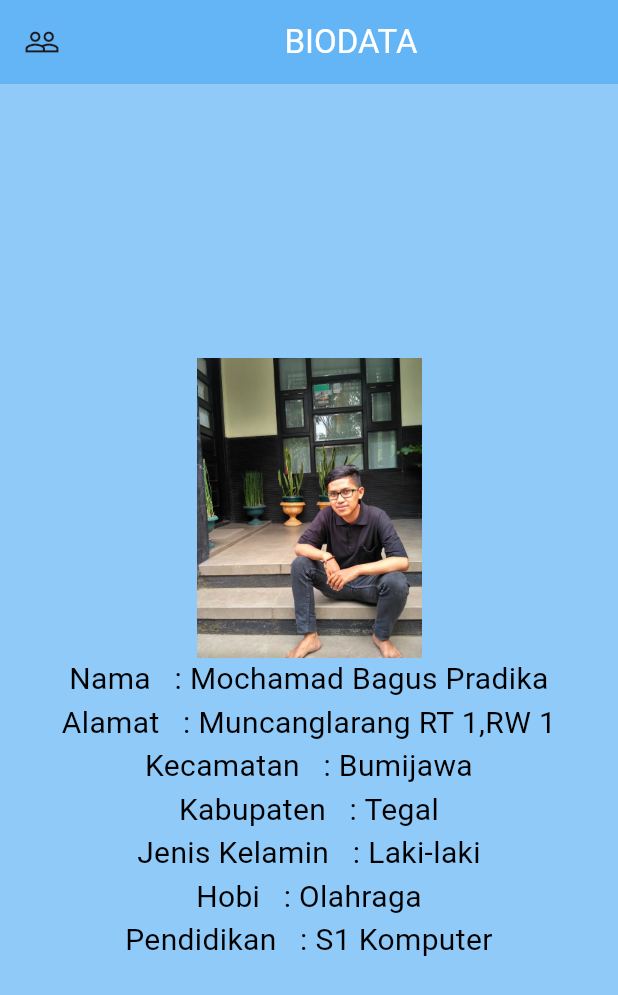
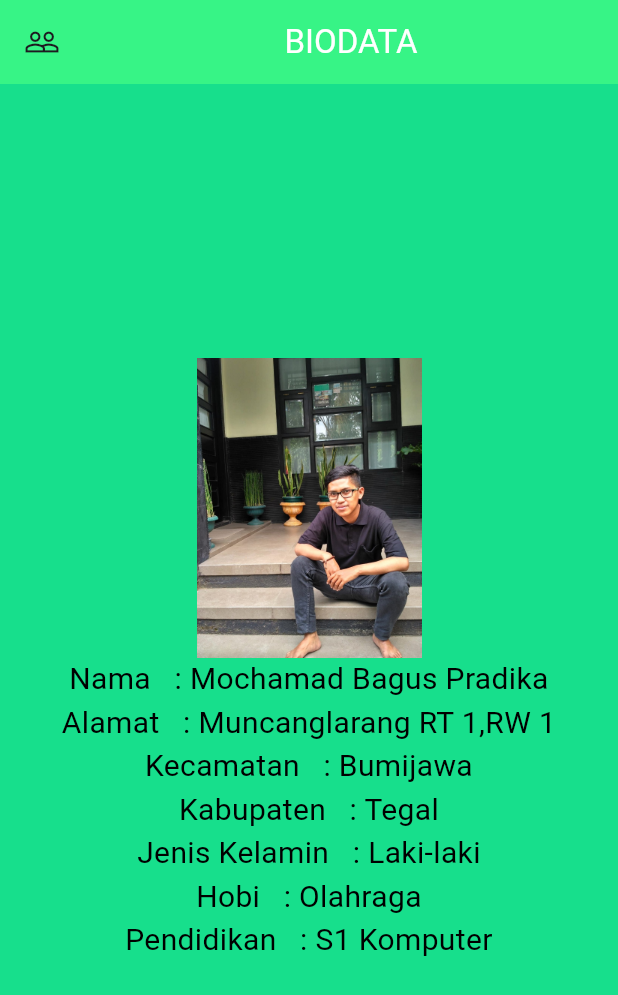
Before and after one commit to Mochamadbaguspradika/Projek-UTS-Biodata, a Flutter app: the screen it shows after launch, on a phone screen of 412 x 824 dp. Shown: the top 995 px of the screen. Run offline on Flutter 3.47's test engine with Material 3 defaults, Android fonts, the phone set to English and light mode, and no system bars.

Commit message:
first commit

```diff
--- a/lib/main.dart
+++ b/lib/main.dart
@@ -12,9 +12,9 @@ class MyApp extends StatelessWidget{
 @override
 Widget build(BuildContext context){
   return new Scaffold(
-    backgroundColor: Colors.blue[200],
+    backgroundColor: Color.fromARGB(255, 23, 223, 140),
     appBar: new AppBar(
-      backgroundColor: Colors.blue[300],
+      backgroundColor: Color.fromARGB(255, 55, 244, 134),
       leading: new Icon(Icons.people_outline),
       title: new Center(
         child: new Text(
```
